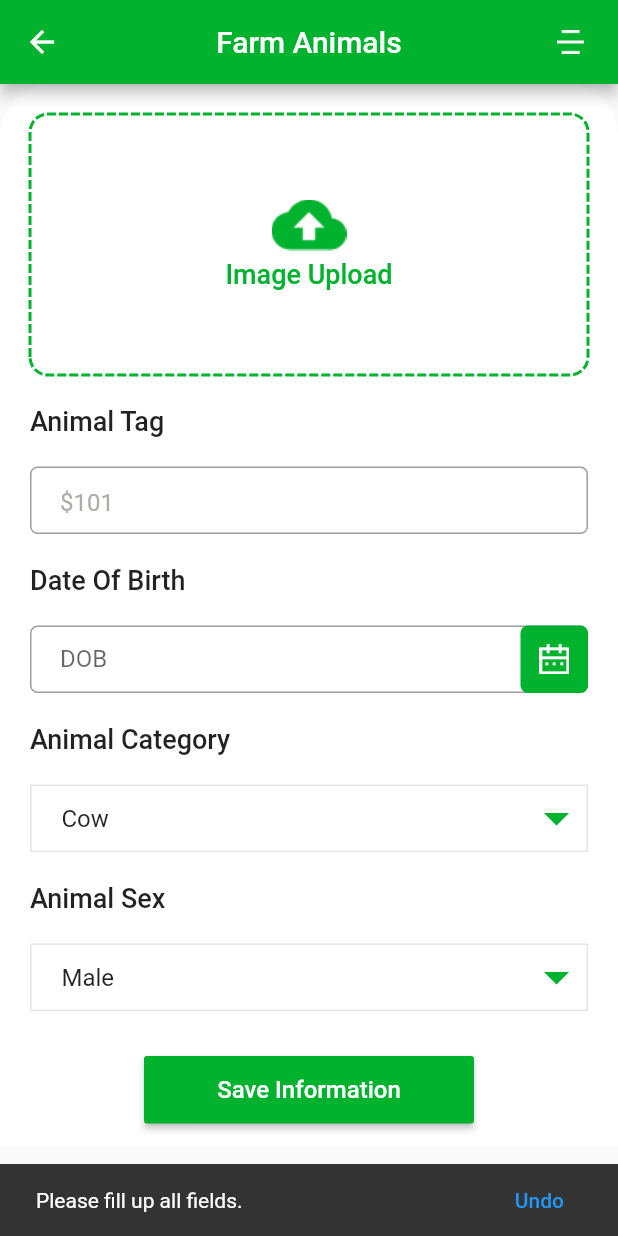
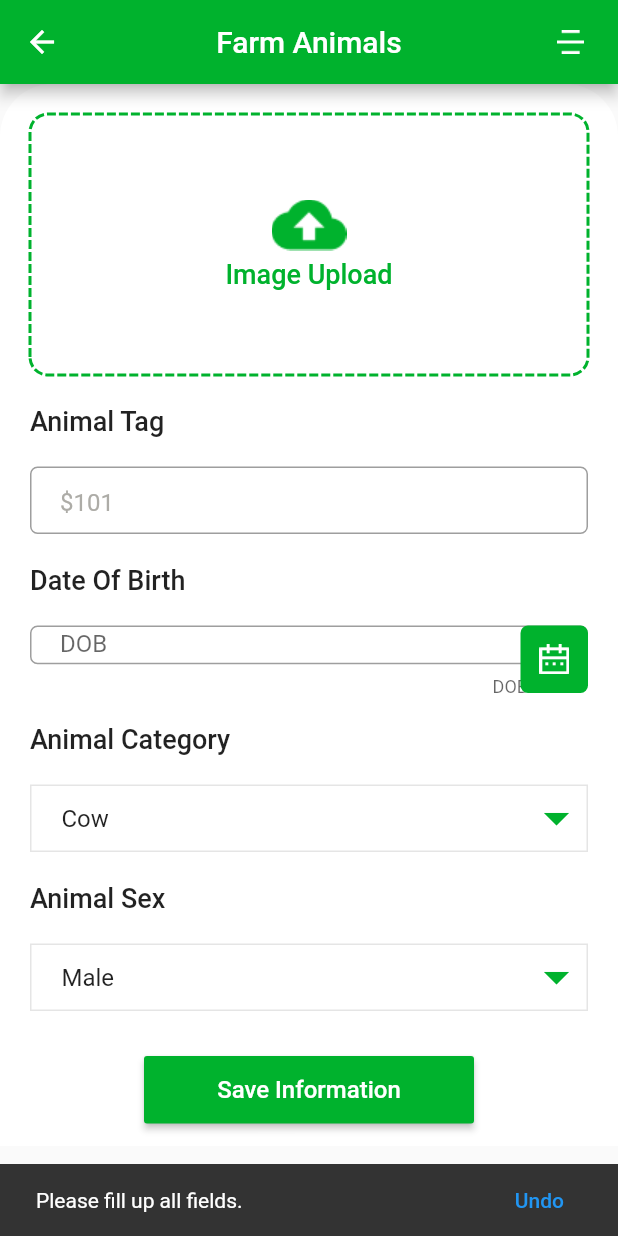
Before and after one commit to Haraprosad/channab, a Flutter app: the FarmAnimalListUpUI screen opened directly with empty values, after a tap on "Save Information", on a phone screen of 412 x 824 dp. Run offline on Flutter 3.47's test engine with Material 2 defaults, Android fonts, the phone set to English and light mode, and no system bars; drawn by our look-alikes of dotted_border; our stand-ins replace connectivity, dio, image_cropper, image_picker, liquid_progress_indicator, progress_dialog and 1 more; accounts and stored records are empty.

Commit message:
fixing family

```diff
--- a/lib/ui/farm_animals_info_upload/farm_animals_info_up.dart
+++ b/lib/ui/farm_animals_info_upload/farm_animals_info_up.dart
@@ -1,3 +1,5 @@
+import 'dart:convert';
+
 import 'package:channab/shared/colors.dart';
 import 'package:channab/shared/constants.dart';
 import 'package:channab/shared/image_picker_cropper.dart';
@@ -190,6 +192,9 @@ class _FarmAnimalListUpUIState extends State<FarmAnimalListUpUI> {
                               child: TextFormField(
                                 decoration: new InputDecoration(
                                   hintText: "DOB",
+                                  counterText: (selectedDate != null)
+                                      ? "${selectedDate.year}-${selectedDate.month}-${selectedDate.day}"
+                                      : "DOB",
                                   labelText: (selectedDate != null)
                                       ? "${selectedDate.year}-${selectedDate.month}-${selectedDate.day}"
                                       : "DOB",
@@ -368,6 +373,10 @@ class _FarmAnimalListUpUIState extends State<FarmAnimalListUpUI> {
                                         imgFile);
                                 _scaffoldKey.currentState.showSnackBar(
                                     getSnackBar(res.statusMessage));
+                                var data = json.decode(res.data);
+                                if (data["status"].toString() == "200") {
+                                  Navigator.of(context).pop();
+                                }
                               } else {
                                 // Find the Scaffold in the widget tree and use
                                 // it to show a SnackBar.
```
